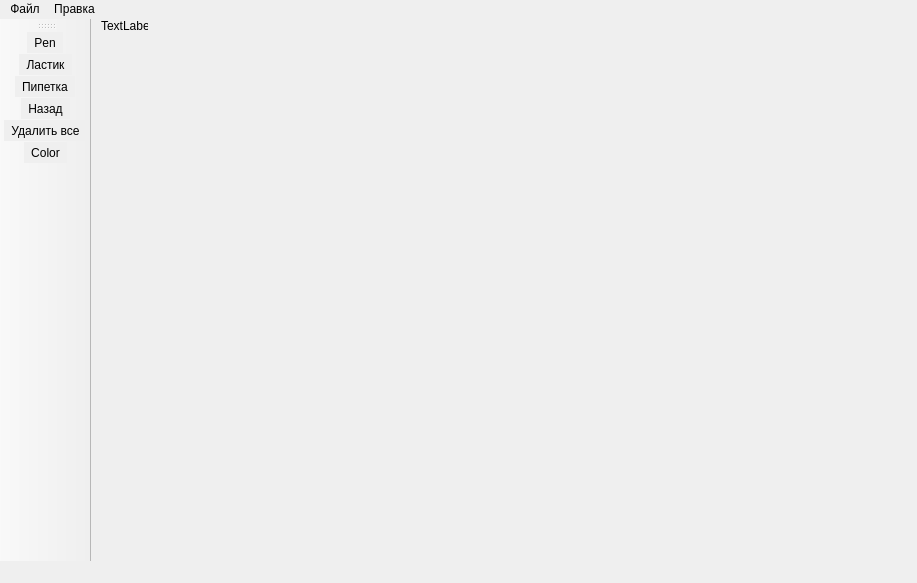
Before: the Qt Designer form paint_ui.ui in teplov-andrew/mc-paint, drawn with Qt 5.
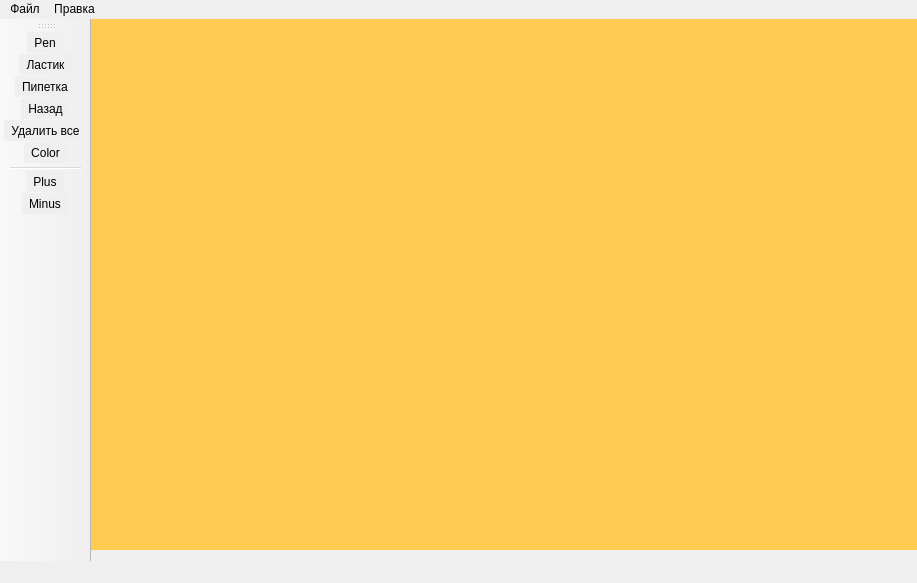
After: the same form once the commit is applied. Icons and pictures are not drawn.

Commit message: Canvas scale

Patch:
```diff
--- a/paint_ui.ui
+++ b/paint_ui.ui
@@ -23,14 +23,32 @@
    <widget class="QLabel" name="picture">
     <property name="geometry">
      <rect>
-      <x>10</x>
+      <x>0</x>
       <y>0</y>
-      <width>47</width>
-      <height>14</height>
+      <width>881</width>
+      <height>531</height>
      </rect>
     </property>
+    <property name="sizePolicy">
+     <sizepolicy hsizetype="Fixed" vsizetype="Fixed">
+      <horstretch>0</horstretch>
+      <verstretch>0</verstretch>
+     </sizepolicy>
+    </property>
+    <property name="cursor">
+     <cursorShape>CrossCursor</cursorShape>
+    </property>
+    <property name="styleSheet">
+     <string notr="true">background-color: rgb(255, 204, 83);</string>
+    </property>
     <property name="text">
-     <string>TextLabel</string>
+     <string/>
+    </property>
+    <property name="scaledContents">
+     <bool>false</bool>
+    </property>
+    <property name="alignment">
+     <set>Qt::AlignLeading|Qt::AlignLeft|Qt::AlignTop</set>
     </property>
    </widget>
   </widget>
@@ -78,6 +96,9 @@
    <addaction name="actionUndo"/>
    <addaction name="actionBin"/>
    <addaction name="actionColor"/>
+   <addaction name="separator"/>
+   <addaction name="actionPlus"/>
+   <addaction name="actionMinus"/>
   </widget>
   <action name="action">
    <property name="text">
@@ -191,6 +212,24 @@
     <string>Color</string>
    </property>
   </action>
+  <action name="actionPlus">
+   <property name="icon">
+    <iconset>
+     <normaloff>ico/plus.png</normaloff>ico/plus.png</iconset>
+   </property>
+   <property name="text">
+    <string>Plus</string>
+   </property>
+  </action>
+  <action name="actionMinus">
+   <property name="icon">
+    <iconset>
+     <normaloff>ico/minus.png</normaloff>ico/minus.png</iconset>
+   </property>
+   <property name="text">
+    <string>Minus</string>
+   </property>
+  </action>
  </widget>
  <resources>
   <include location="venv/Lib/site-packages/PySide2/examples/widgets/mainwindows/application/application.qrc"/>
```
The commit also changes 2 other files.
